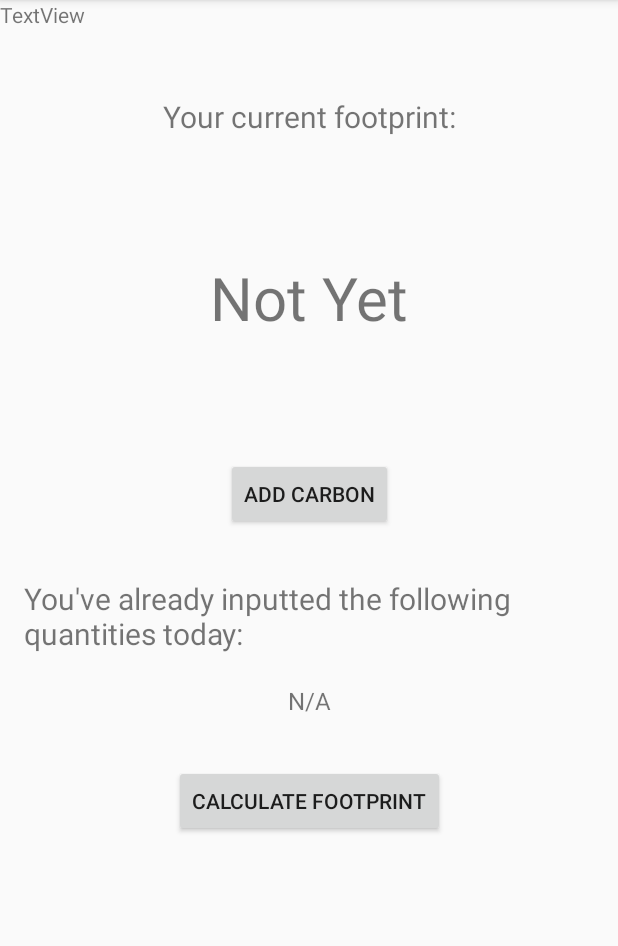
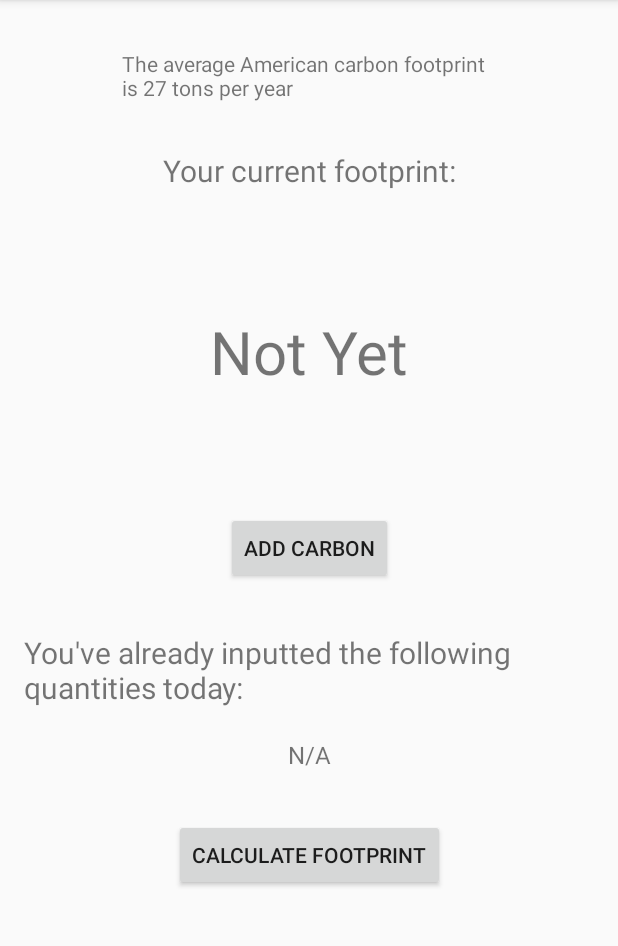
Before and after one commit to Carbon-Truth/CarbonTruth, an Android app: the screen it shows after launch (MainActivity), on a phone screen of 412 x 824 dp, the part 84-1030 px from its top. Run offline under Robolectric (Android 15) with nearby library versions, the phone set to English and light mode, and no system bars.

Commit message:
Minor xml changes.

```diff
--- a/app/src/main/res/layout/activity_main.xml
+++ b/app/src/main/res/layout/activity_main.xml
@@ -10,7 +10,7 @@
         android:id="@+id/footprintLabel"
         android:layout_width="wrap_content"
         android:layout_height="wrap_content"
-        android:layout_marginTop="64dp"
+        android:layout_marginTop="100dp"
         android:text="Your current footprint:"
         android:textSize="20sp"
         app:layout_constraintEnd_toEndOf="parent"
@@ -78,9 +78,12 @@
 
     <TextView
         android:id="@+id/textView"
-        android:layout_width="wrap_content"
+        android:layout_width="250dp"
         android:layout_height="wrap_content"
-        android:text="TextView"
-        tools:layout_editor_absoluteX="177dp"
-        tools:layout_editor_absoluteY="266dp" />
+        android:text="The average American carbon footprint is 27 tons per year"
+        app:layout_constraintBottom_toTopOf="@+id/footprintLabel"
+        app:layout_constraintEnd_toEndOf="parent"
+        app:layout_constraintHorizontal_bias="0.5"
+        app:layout_constraintStart_toStartOf="parent"
+        app:layout_constraintTop_toTopOf="parent" />
 </androidx.constraintlayout.widget.ConstraintLayout>
```
